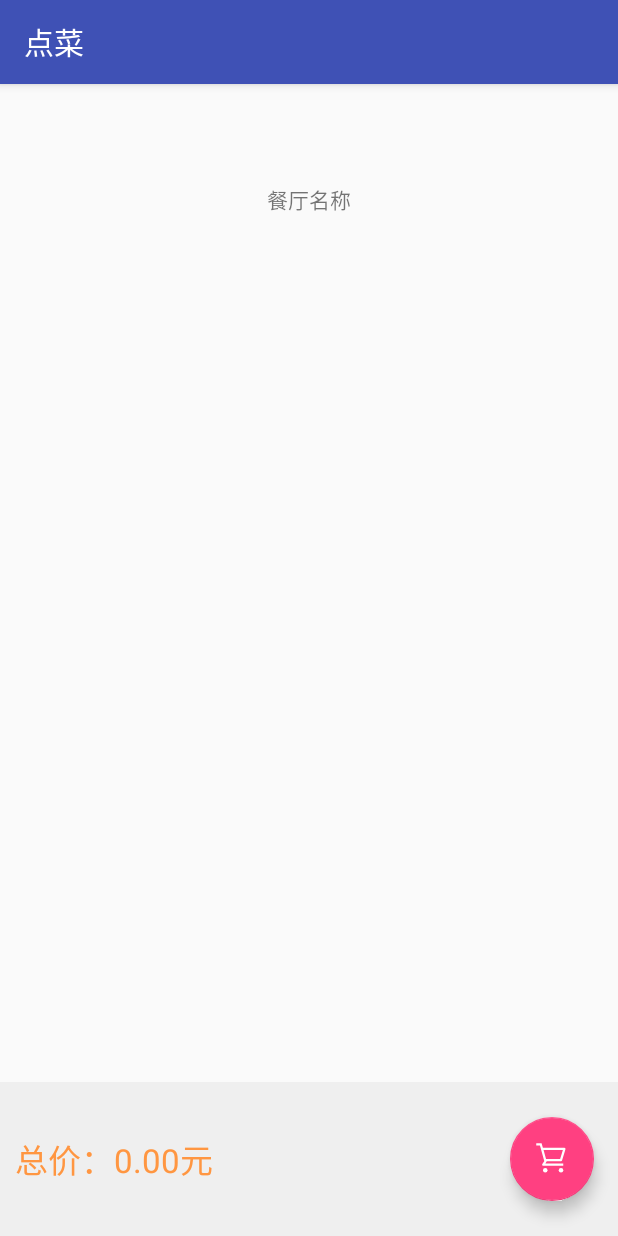
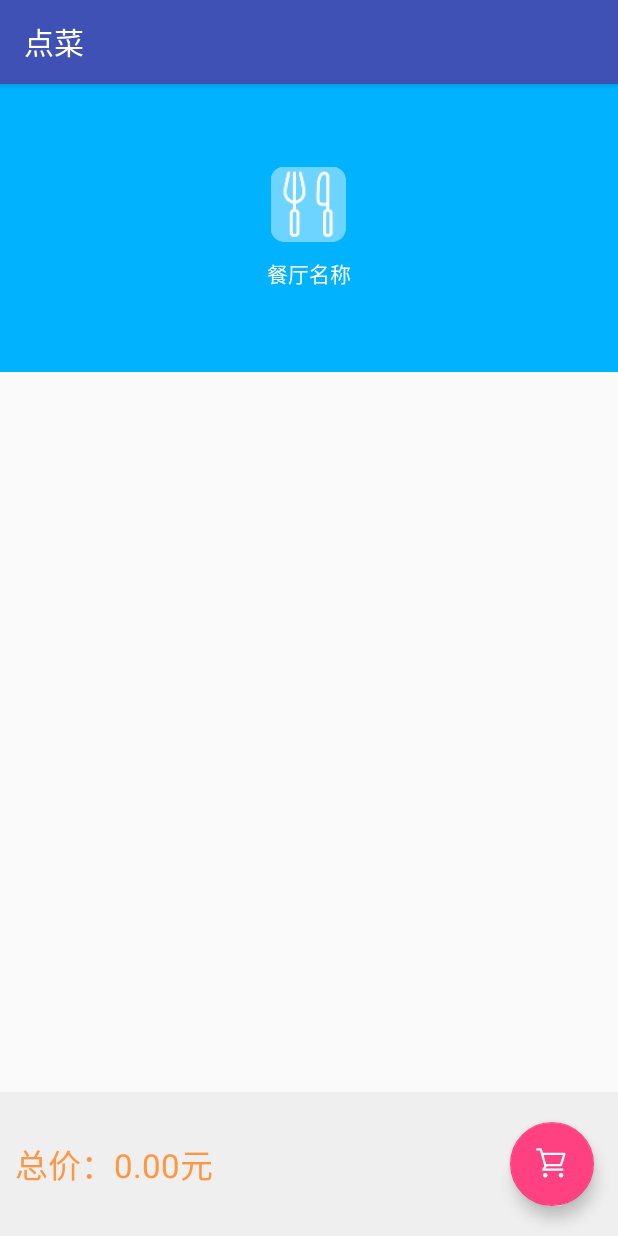
Before and after one commit to lzx2005/order_system_app_new, an Android app: the MenuActivity screen opened directly, with no data from a screen before it, on a phone screen of 412 x 824 dp. Run offline under Robolectric (Android 15) with nearby library versions, the phone set to English and light mode, and no system bars; libraries missing offline, so code that uses them is left out: com.alibaba.fastjson; 1 statement that could not run was skipped.

Commit message:
首页重新布局

```diff
--- a/app/src/main/java/com/lzx2005/system/order/activity/MainActivity.java
+++ b/app/src/main/java/com/lzx2005/system/order/activity/MainActivity.java
@@ -93,7 +93,6 @@ public class MainActivity
         loginInfo = getSharedPreferences("loginInfo", 0);
         setContentView(R.layout.activity_main);
         restAdapter=new RestAdapter(this);
-        progressDialog = ProgressDialog.show(MainActivity.this, "正在查找附近的餐厅...", "请稍后...", true, false);
         loadView();
         setSupportActionBar(toolbar);
         fab.setOnClickListener(view -> Snackbar.make(view, "Replace with your own action", Snackbar.LENGTH_LONG)
@@ -343,6 +342,8 @@ public class MainActivity
             Toast.makeText(this,"暂未登录",Toast.LENGTH_SHORT).show();
             return;
         }
+
+        progressDialog = ProgressDialog.show(MainActivity.this, "正在查找附近的餐厅...", "请稍后...", true, false);
         String host = getResources().getString(R.string.server_host);
         String url = host + "/rest/restaurant/near?token="+token+"&lng="+longitude+"&lat="+latitude+"&length="+100;
         GetNearRestautantTask getUserInfoTask = new GetNearRestautantTask(url, showNearRestauranthandler);
--- a/app/src/main/res/layout/activity_menu.xml
+++ b/app/src/main/res/layout/activity_menu.xml
@@ -5,22 +5,31 @@
     android:layout_height="match_parent"
     android:orientation="vertical">
     <LinearLayout
+        android:id="@+id/menu_header"
         android:layout_width="match_parent"
         android:layout_height="0dp"
-        android:layout_weight="3">
+        android:layout_weight="4"
+        android:background="@color/lightBlue"
+        android:orientation="vertical"
+        android:gravity="center">
+
+        <ImageView
+            android:id="@+id/menu_avatar"
+            android:layout_width="50dp"
+            android:layout_height="50dp"
+            android:src="@mipmap/ic_launcher"/>
         <TextView
             android:id="@+id/rest_title"
-            android:layout_width="match_parent"
+            android:layout_width="wrap_content"
             android:layout_height="wrap_content"
             android:text="餐厅名称"
-            android:layout_gravity="center"
-            android:gravity="center"/>
+            android:paddingTop="10dp"
+            android:textColor="@color/white"/>
     </LinearLayout>
     <LinearLayout
         android:layout_width="match_parent"
         android:layout_height="0dp"
         android:layout_weight="10">
-
         <ListView
             android:id="@+id/menu_list"
             android:layout_width="match_parent"
--- a/app/src/main/res/values/colors.xml
+++ b/app/src/main/res/values/colors.xml
@@ -3,6 +3,7 @@
     <color name="colorPrimary">#3F51B5</color>
     <color name="colorPrimaryDark">#303F9F</color>
     <color name="colorAccent">#FF4081</color>
+    <color name="lightBlue">#00b2ff</color>
     <color name="white">#FFF</color>
     <color name="yellow">#ff9641</color>
     <color name="lightGrey">#efefef</color>
```
Also changed, not shown: app/src/main/java/com/lzx2005/system/order/activity/MenuActivity.java (+145 -4 lines).
